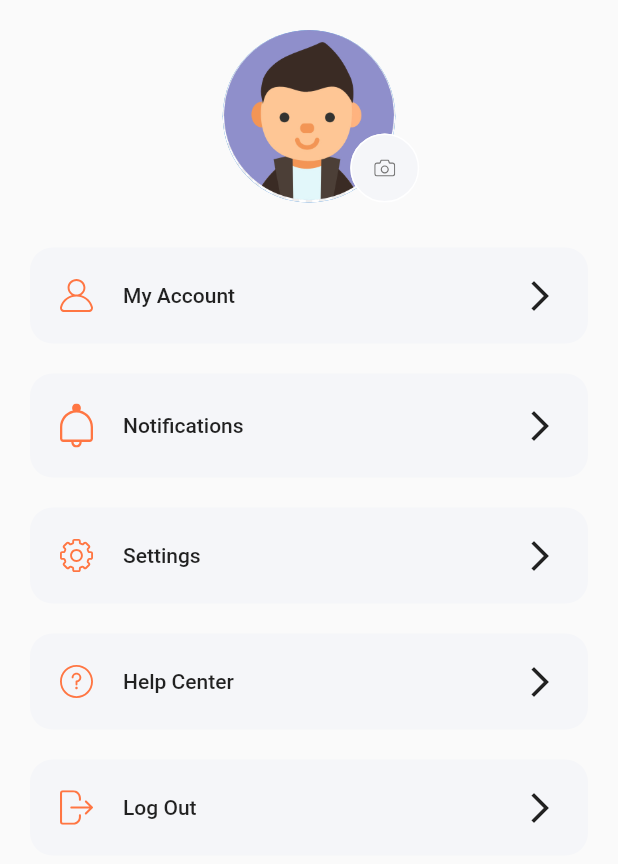
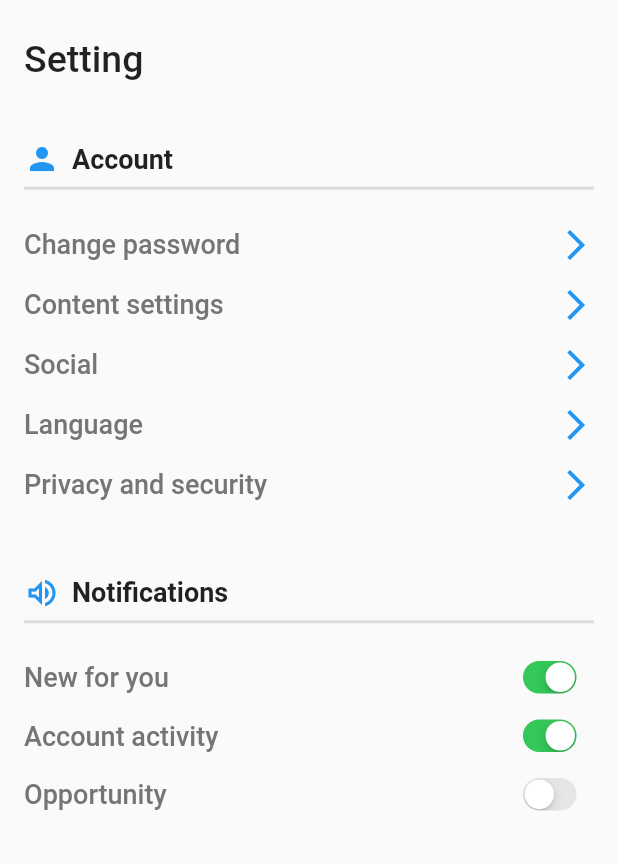
Before and after one commit to Chino-ai/baca_manga, a Flutter app: the More widget shown alone on an empty page, opened directly, after a tap on "Settings", on a phone screen of 412 x 824 dp. Shown: the top 864 px of the screen. Run offline on Flutter 3.47's test engine with Material 2 defaults, Android fonts, the phone set to English and light mode, and no system bars; our stand-ins replace cloud_firestore, file_picker, firebase_auth, firebase_core, firebase_storage, flutter_svg and 2 more; missing offline and left inert: division, syncfusion_flutter_pdfviewer; accounts and stored records are empty; network calls fail.

Commit message:
edit profil 1.2 penambahan fitur dan fungsional

```diff
--- /dev/null
+++ b/lib/ui/edit_akun_setting.dart
@@ -0,0 +1,167 @@
+import 'package:flutter/cupertino.dart';
+import 'package:flutter/material.dart';
+
+class EditAkunSetting extends StatelessWidget {
+  @override
+  Widget build(BuildContext context) {
+    return Scaffold(
+      appBar: AppBar(title: Text('Setting')),
+      body: EditAkunSettingPage(),
+    );
+  }
+}
+
+class EditAkunSettingPage extends StatefulWidget {
+  @override
+  _EditAkunSettingPageState createState() => _EditAkunSettingPageState();
+}
+
+class _EditAkunSettingPageState extends State<EditAkunSettingPage> {
+  @override
+  Widget build(BuildContext context) {
+    return Scaffold(
+      body: Container(
+        padding: EdgeInsets.only(left: 16, top: 25, right: 16),
+        child: ListView(
+          children: [
+            Text(
+              "Setting",
+              style: TextStyle(fontSize: 25, fontWeight: FontWeight.w500),
+            ),
+            SizedBox(
+              height: 40,
+            ),
+            Row(
+              children: [
+                Icon(
+                  Icons.person,
+                  color: Colors.blue,
+                ),
+                SizedBox(
+                  width: 8,
+                ),
+                Text(
+                  "Account",
+                  style: TextStyle(fontSize: 18, fontWeight: FontWeight.bold),
+                ),
+              ],
+            ),
+            Divider(
+              height: 15,
+              thickness: 2,
+            ),
+            SizedBox(
+              height: 10,
+            ),
+            buildAccountOptionRow(context, "Change password"),
+            buildAccountOptionRow(context, "Content settings"),
+            buildAccountOptionRow(context, "Social"),
+            buildAccountOptionRow(context, "Language"),
+            buildAccountOptionRow(context, "Privacy and security"),
+            SizedBox(
+              height: 40,
+            ),
+            Row(
+              children: [
+                Icon(
+                  Icons.volume_up_outlined,
+                  color: Colors.blue,
+                ),
+                SizedBox(
+                  width: 8,
+                ),
+                Text(
+                  "Notifications",
+                  style: TextStyle(fontSize: 18, fontWeight: FontWeight.bold),
+                ),
+              ],
+            ),
+            Divider(
+              height: 15,
+              thickness: 2,
+            ),
+            SizedBox(
+              height: 10,
+            ),
+            buildNotificationOptionRow("New for you", true),
+            buildNotificationOptionRow("Account activity", true),
+            buildNotificationOptionRow("Opportunity", false),
+            SizedBox(
+              height: 50,
+            ),
+            // Center(
+            // )
+          ],
+        ),
+      ),
+    );
+  }
+
+  Row buildNotificationOptionRow(String title, bool isActive) {
+    return Row(
+      mainAxisAlignment: MainAxisAlignment.spaceBetween,
+      children: [
+        Text(
+          title,
+          style: TextStyle(
+              fontSize: 18,
+              fontWeight: FontWeight.w500,
+              color: Colors.grey[600]),
+        ),
+        Transform.scale(
+            scale: 0.7,
+            child: CupertinoSwitch(
+              value: isActive,
+              onChanged: (bool val) {},
+            ))
+      ],
+    );
+  }
+
+  GestureDetector buildAccountOptionRow(BuildContext context, String title) {
+    return GestureDetector(
+      onTap: () {
+        showDialog(
+            context: context,
+            builder: (BuildContext context) {
+              return AlertDialog(
+                title: Text(title),
+                content: Column(
+                  mainAxisSize: MainAxisSize.min,
+                  children: [
+                    Text("None"),
+                  ],
+                ),
+                actions: [
+                  FlatButton(
+                      onPressed: () {
+                        Navigator.of(context).pop();
+                      },
+                      child: Text("Close")),
+                ],
+              );
+            });
+      },
+      child: Padding(
+        padding: const EdgeInsets.symmetric(vertical: 8.0),
+        child: Row(
+          mainAxisAlignment: MainAxisAlignment.spaceBetween,
+          children: [
+            Text(
+              title,
+              style: TextStyle(
+                fontSize: 18,
+                fontWeight: FontWeight.w500,
+                color: Colors.grey[600],
+              ),
+            ),
+            Icon(
+              Icons.arrow_forward_ios,
+              color: Colors.blue,
+            ),
+          ],
+        ),
+      ),
+    );
+  }
+}
--- a/lib/ui/profil_menu.dart
+++ b/lib/ui/profil_menu.dart
@@ -1,6 +1,5 @@
 import 'package:flutter/material.dart';
 import 'package:flutter_svg/flutter_svg.dart';
-
 import "package:baca_manga_initial/ui/widget/material.dart";
 
 class ProfileMenu extends StatelessWidget {
--- a/lib/ui/tampilan/more.dart
+++ b/lib/ui/tampilan/more.dart
@@ -1,4 +1,5 @@
 import 'package:baca_manga_initial/firebase/auth_service.dart';
+import 'package:baca_manga_initial/ui/edit_akun_setting.dart';
 import 'package:baca_manga_initial/ui/home_page.dart';
 import 'package:flutter/material.dart';
 import 'package:baca_manga_initial/ui/profil_menu.dart';
@@ -37,7 +38,9 @@ class More extends StatelessWidget {
           ProfileMenu(
             text: "Settings",
             icon: "assets/icons/Settings.svg",
-            press: () {},
+            press: () => {
+              Get.to(EditAkunSettingPage())
+            },
           ),
           ProfileMenu(
             text: "Help Center",
```
Also changed, not shown: lib/ui/edit_akun.dart (+159 -9 lines).
